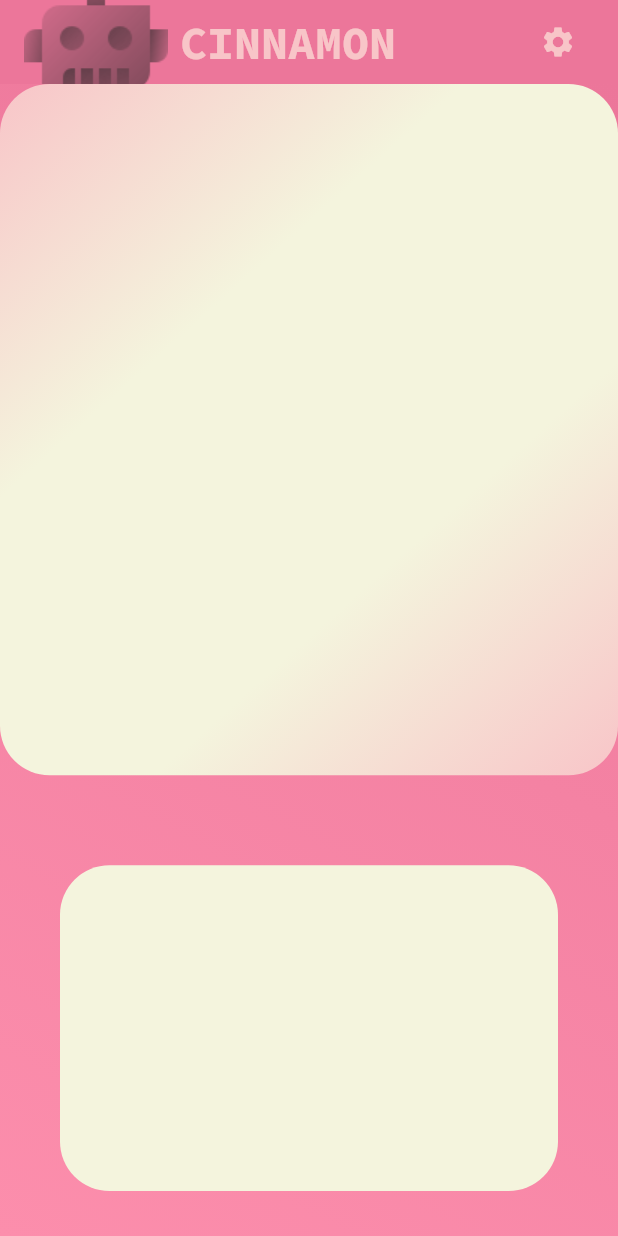
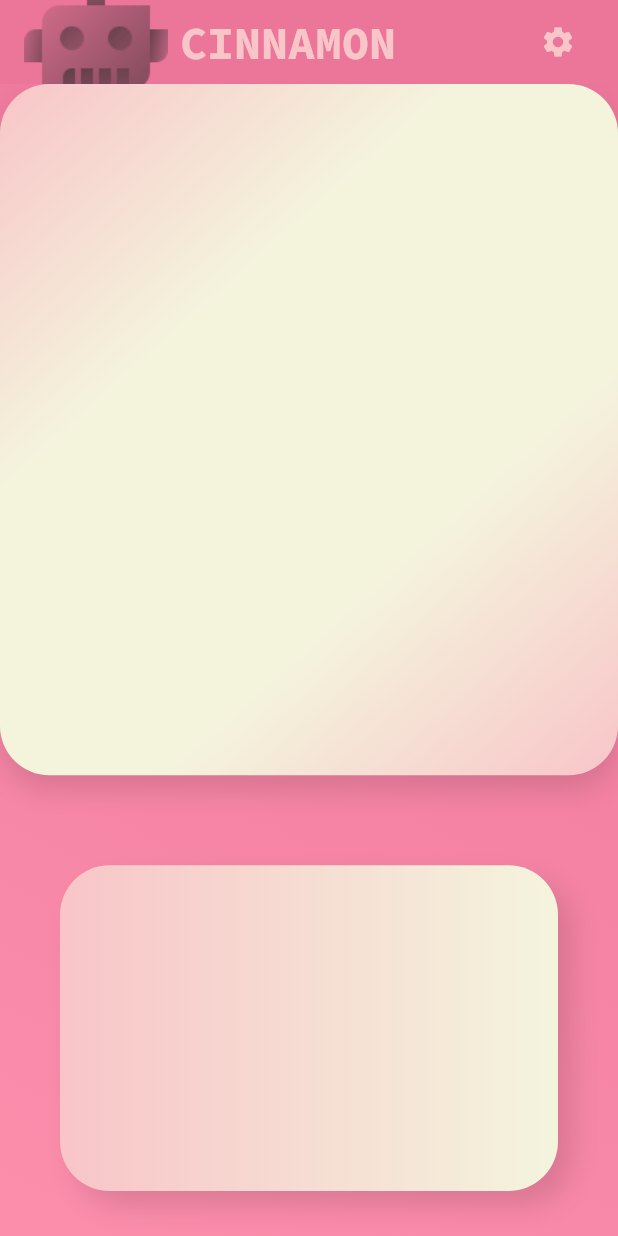
Before and after one commit to sxmbaka/cinnamon, a Flutter app: the screen it shows after launch, on a phone screen of 412 x 824 dp. Run offline on Flutter 3.47's test engine with Material 2 defaults, Android fonts, the phone set to English and light mode, and no system bars; our stand-ins replace google_fonts.

Commit message:
Added promptbox to prompt_page.dart

```diff
--- a/lib/pages/prompt_page.dart
+++ b/lib/pages/prompt_page.dart
@@ -1,4 +1,4 @@
-import 'package:cinnamon/widgets/yappbar.dart';
+import 'package:cinnamon/widgets/appbar.dart';
 import 'package:flutter/material.dart';
 import 'package:cinnamon/colors.dart';
 
@@ -37,17 +37,37 @@ class _PromptPageState extends State<PromptPage> {
                       begin: Alignment.topLeft,
                       end: Alignment.bottomRight,
                     ),
+                    boxShadow: [
+                      BoxShadow(
+                        color: Colors.black12,
+                        blurRadius: 15,
+                        offset: Offset(0, 10),
+                      ),
+                    ],
                   ),
                 ),
               ),
               Flexible(
                 flex: 2,
                 child: Container(
-                  margin:
-                      EdgeInsets.only(top: 60, bottom: 30, left: 40, right: 40),
+                  margin: const EdgeInsets.only(
+                    top: 60,
+                    bottom: 30,
+                    left: 40,
+                    right: 40,
+                  ),
                   decoration: const BoxDecoration(
                     borderRadius: BorderRadius.all(Radius.circular(33.0)),
-                    color: beige,
+                    gradient: LinearGradient(
+                      colors: [babyPink, beige],
+                    ),
+                    boxShadow: [
+                      BoxShadow(
+                        color: Colors.black12,
+                        blurRadius: 15,
+                        offset: Offset(10, 10),
+                      ),
+                    ],
                   ),
                 ),
               ),
```
Also changed, not shown: lib/widgets/appbar.dart (renamed from lib/widgets/yappbar.dart).
